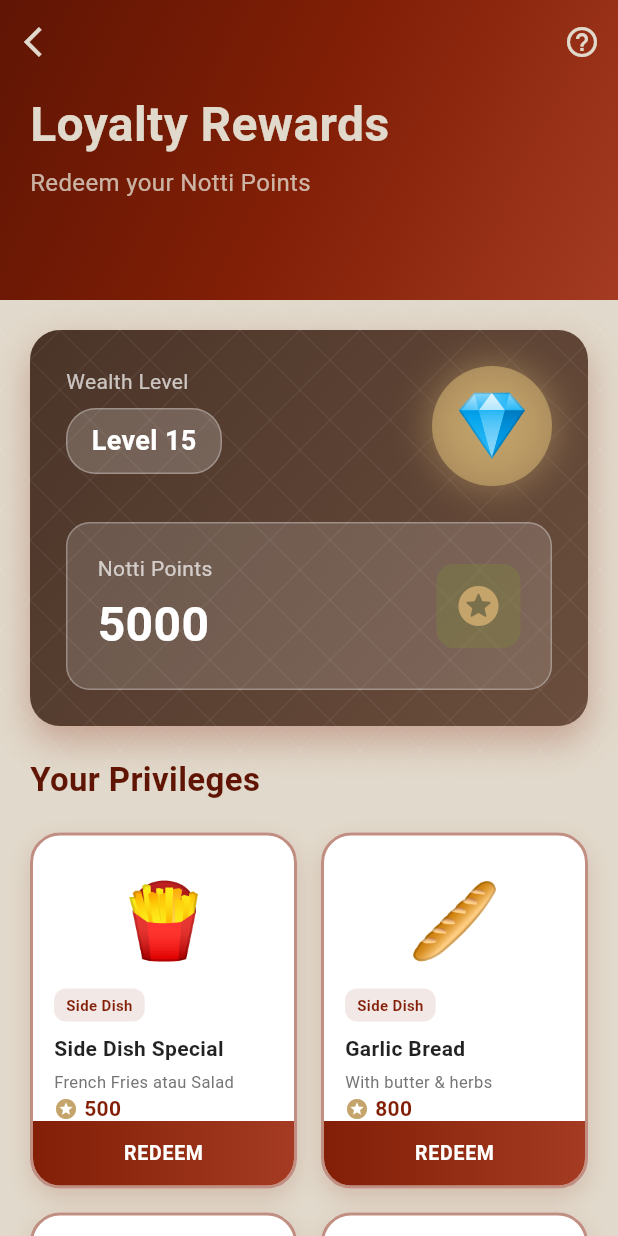
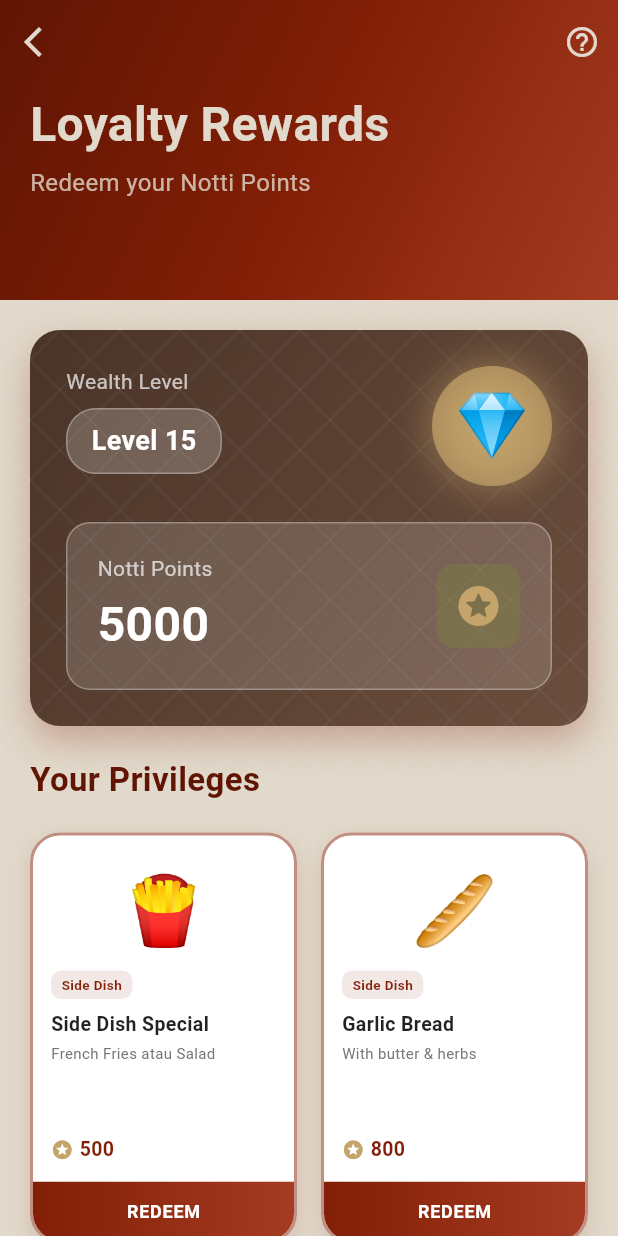
Before and after one commit to kathleenklavinka/Kelompok-2_UAS_MobileProgramming, a Flutter app: the RewardsPage screen opened directly, on a phone screen of 412 x 824 dp. Run offline on Flutter 3.47's test engine with Material 3 defaults, Android fonts, the phone set to English and light mode, and no system bars; our stand-ins replace file_picker, shared_preferences; accounts and stored records are empty.

Commit message:
Edited the aspect ratio

```diff
--- a/lib/pages/rewards_page.dart
+++ b/lib/pages/rewards_page.dart
@@ -380,7 +380,7 @@ class _RewardsPageState extends State<RewardsPage>
           sliver: SliverGrid(
             gridDelegate: SliverGridDelegateWithFixedCrossAxisCount(
               crossAxisCount: 2,
-              childAspectRatio: 0.75,
+              childAspectRatio: 0.65,
               crossAxisSpacing: 16,
               mainAxisSpacing: 16,
             ),
@@ -587,7 +587,7 @@ Widget _buildRewardCard(Map<String, dynamic> reward, int index) {
                 children: [
                   Expanded(
                     child: Padding(
-                      padding: EdgeInsets.all(14),
+                      padding: EdgeInsets.all(12),
                       child: Column(
                         crossAxisAlignment: CrossAxisAlignment.start,
                         children: [
@@ -598,7 +598,7 @@ Widget _buildRewardCard(Map<String, dynamic> reward, int index) {
                               child: Icon(
                                 Icons.lock,
                                 color: Colors.grey,
-                                size: 20,
+                                size: 18,
                               ),
                             )
                           else if (isRedeemed)
@@ -607,49 +607,49 @@ Widget _buildRewardCard(Map<String, dynamic> reward, int index) {
                               child: Icon(
                                 Icons.check_circle,
                                 color: _green,
-                                size: 20,
+                                size: 18,
                               ),
                             ),
 
-                          SizedBox(height: 6),
+                          SizedBox(height: 4),
 
                           // Emoji
                           Center(
                             child: Text(
                               reward['image'],
-                              style: TextStyle(fontSize: 50),
+                              style: TextStyle(fontSize: 46),
                             ),
                           ),
 
-                          SizedBox(height: 10),
+                          SizedBox(height: 8),
 
                           // Category tag
                           Container(
                             padding: EdgeInsets.symmetric(
-                              horizontal: 8,
-                              vertical: 4,
+                              horizontal: 7,
+                              vertical: 3,
                             ),
                             decoration: BoxDecoration(
                               color: _primaryRed.withOpacity(0.1),
-                              borderRadius: BorderRadius.circular(8),
+                              borderRadius: BorderRadius.circular(7),
                             ),
                             child: Text(
                               reward['category'],
                               style: TextStyle(
                                 color: _primaryRed,
-                                fontSize: 10,
+                                fontSize: 9,
                                 fontWeight: FontWeight.w600,
                               ),
                             ),
                           ),
 
-                          SizedBox(height: 8),
+                          SizedBox(height: 7),
 
                           // Name
                           Text(
                             reward['name'],
                             style: TextStyle(
-                              fontSize: 14,
+                              fontSize: 13,
                               fontWeight: FontWeight.bold,
                               color: Colors.black87,
                             ),
@@ -657,13 +657,13 @@ Widget _buildRewardCard(Map<String, dynamic> reward, int index) {
                             overflow: TextOverflow.ellipsis,
                           ),
 
-                          SizedBox(height: 4),
+                          SizedBox(height: 3),
 
                           // Description
                           Text(
                             reward['description'],
                             style: TextStyle(
-                              fontSize: 11,
+                              fontSize: 10,
                               color: Colors.grey[600],
                             ),
                             maxLines: 2,
@@ -675,12 +675,12 @@ Widget _buildRewardCard(Map<String, dynamic> reward, int index) {
                           // Points
                           Row(
                             children: [
-                              Icon(Icons.stars, size: 16, color: _gold),
+                              Icon(Icons.stars, size: 15, color: _gold),
                               SizedBox(width: 4),
                               Text(
                                 '${reward['points']}',
                                 style: TextStyle(
-                                  fontSize: 14,
+                                  fontSize: 13,
                                   fontWeight: FontWeight.bold,
                                   color: _primaryRed,
                                 ),
@@ -695,7 +695,7 @@ Widget _buildRewardCard(Map<String, dynamic> reward, int index) {
                   // Redeem button
                   if (canRedeem)
                     Container(
-                      padding: EdgeInsets.symmetric(vertical: 12),
+                      padding: EdgeInsets.symmetric(vertical: 11),
                       decoration: BoxDecoration(
                         gradient: LinearGradient(
                           colors: [_primaryRed, _lightRed],
@@ -711,7 +711,7 @@ Widget _buildRewardCard(Map<String, dynamic> reward, int index) {
                           style: TextStyle(
                             color: Colors.white,
                             fontWeight: FontWeight.bold,
-                            fontSize: 13,
+                            fontSize: 12,
                             letterSpacing: 0.5,
                           ),
                         ),
```
